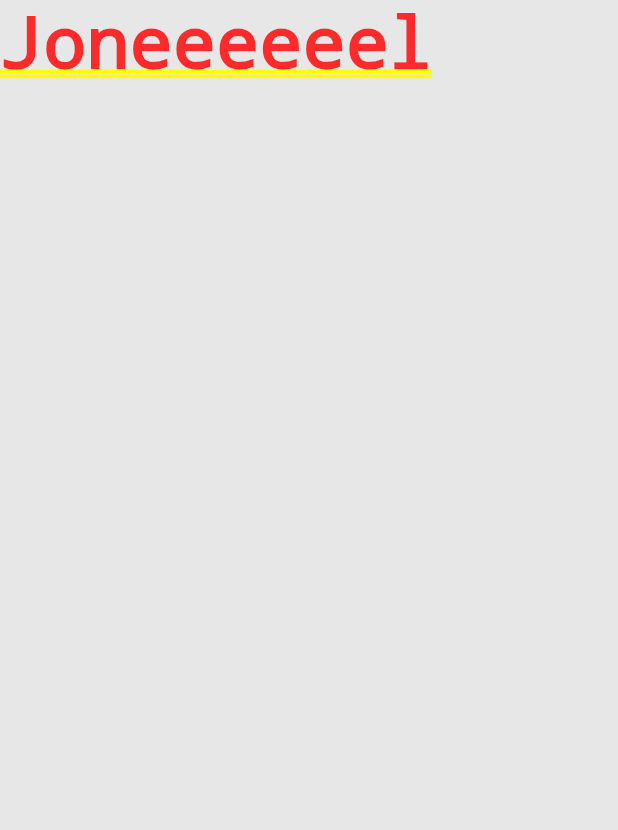
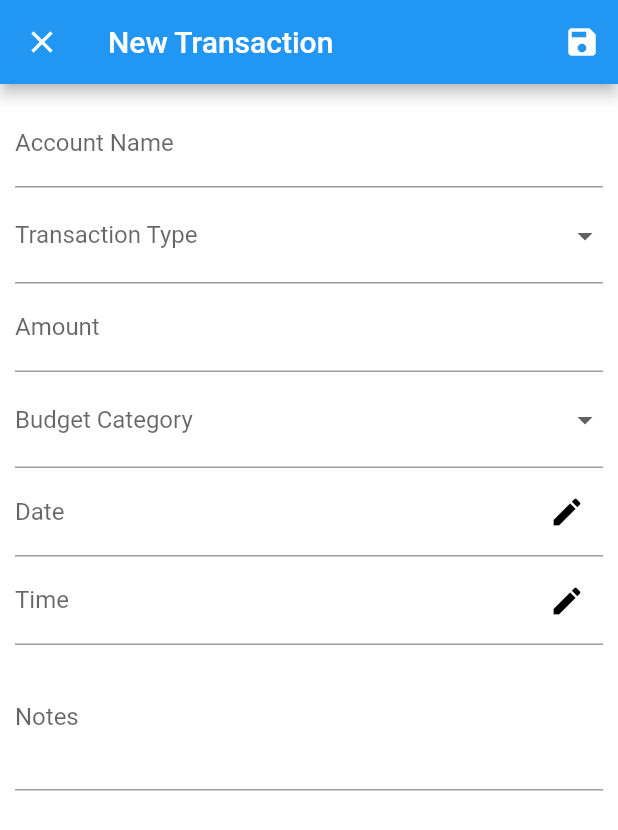
Before and after one commit to joneldominic/personal-finance-management-app, a Flutter app: the MainView screen opened by its route, scrolled down 121 dp, after a tap on "Add Transaction", on a phone screen of 412 x 824 dp. Shown: the top 830 px of the screen. Run offline on Flutter 3.47's test engine with Material 2 defaults, Android fonts, the phone set to English and light mode, and no system bars; our stand-ins replace freezed_annotation, logger, stacked, stacked_core, stacked_services; generated files the repository leaves out were written again.

Commit message:
[WIP] Added TrasactionDetails Screen

```diff
--- a/lib/app/app.dart
+++ b/lib/app/app.dart
@@ -4,6 +4,7 @@ import 'package:personal_finance_management_app/ui/views/account/account_setting
 import 'package:personal_finance_management_app/ui/views/details/details_view.dart';
 import 'package:personal_finance_management_app/ui/views/main/main_view.dart';
 import 'package:personal_finance_management_app/ui/views/startup/startup_view.dart';
+import 'package:personal_finance_management_app/ui/views/transaction/transaction_details/transaction_details_view.dart';
 import 'package:stacked/stacked_annotations.dart';
 import 'package:stacked_services/stacked_services.dart';
 
@@ -11,7 +12,8 @@ import 'package:stacked_services/stacked_services.dart';
   MaterialRoute(page: StartUpView, initial: true),
   CupertinoRoute(page: MainView),
   CupertinoRoute(page: AccountSettingsView),
-  CupertinoRoute(page: AccountDetailsView),
+  MaterialRoute(page: AccountDetailsView),
+  MaterialRoute(page: TransactionDetailsView),
   CupertinoRoute(page: DetailsView),
 ], dependencies: [
   LazySingleton(classType: NavigationService),
--- a/lib/app/app.locator.dart
+++ b/lib/app/app.locator.dart
@@ -6,7 +6,6 @@
 
 // ignore_for_file: public_member_api_docs
 
-// ignore: depend_on_referenced_packages
 import 'package:stacked_core/stacked_core.dart';
 import 'package:stacked_services/stacked_services.dart';
 
--- a/lib/app/app.router.dart
+++ b/lib/app/app.router.dart
@@ -16,18 +16,21 @@ import '../ui/views/account/account_settings/account_settings_view.dart';
 import '../ui/views/details/details_view.dart';
 import '../ui/views/main/main_view.dart';
 import '../ui/views/startup/startup_view.dart';
+import '../ui/views/transaction/transaction_details/transaction_details_view.dart';
 
 class Routes {
   static const String startUpView = '/';
   static const String mainView = '/main-view';
   static const String accountSettingsView = '/account-settings-view';
   static const String accountDetailsView = '/account-details-view';
+  static const String transactionDetailsView = '/transaction-details-view';
   static const String detailsView = '/details-view';
   static const all = <String>{
     startUpView,
     mainView,
     accountSettingsView,
     accountDetailsView,
+    transactionDetailsView,
     detailsView,
   };
 }
@@ -40,6 +43,7 @@ class StackedRouter extends RouterBase {
     RouteDef(Routes.mainView, page: MainView),
     RouteDef(Routes.accountSettingsView, page: AccountSettingsView),
     RouteDef(Routes.accountDetailsView, page: AccountDetailsView),
+    RouteDef(Routes.transactionDetailsView, page: TransactionDetailsView),
     RouteDef(Routes.detailsView, page: DetailsView),
   ];
   @override
@@ -67,10 +71,22 @@ class StackedRouter extends RouterBase {
       var args = data.getArgs<AccountDetailsViewArguments>(
         orElse: () => AccountDetailsViewArguments(),
       );
-      return CupertinoPageRoute<dynamic>(
+      return MaterialPageRoute<dynamic>(
         builder: (context) => AccountDetailsView(
           key: args.key,
           isAddAccount: args.isAddAccount,
+        ),
+        settings: data,
+      );
+    },
+    TransactionDetailsView: (data) {
+      var args = data.getArgs<TransactionDetailsViewArguments>(
+        orElse: () => TransactionDetailsViewArguments(),
+      );
+      return MaterialPageRoute<dynamic>(
+        builder: (context) => TransactionDetailsView(
+          key: args.key,
+          isAddTransaction: args.isAddTransaction,
         ),
         settings: data,
       );
@@ -99,6 +115,13 @@ class AccountDetailsViewArguments {
   final Key? key;
   final bool isAddAccount;
   AccountDetailsViewArguments({this.key, this.isAddAccount = true});
+}
+
+/// TransactionDetailsView arguments holder class
+class TransactionDetailsViewArguments {
+  final Key? key;
+  final bool isAddTransaction;
+  TransactionDetailsViewArguments({this.key, this.isAddTransaction = true});
 }
 
 /// DetailsView arguments holder class
@@ -181,6 +204,26 @@ extension NavigatorStateExtension on NavigationService {
     );
   }
 
+  Future<dynamic> navigateToTransactionDetailsView({
+    Key? key,
+    bool isAddTransaction = true,
+    int? routerId,
+    bool preventDuplicates = true,
+    Map<String, String>? parameters,
+    Widget Function(BuildContext, Animation<double>, Animation<double>, Widget)?
+        transition,
+  }) async {
+    return navigateTo(
+      Routes.transactionDetailsView,
+      arguments: TransactionDetailsViewArguments(
+          key: key, isAddTransaction: isAddTransaction),
+      id: routerId,
+      preventDuplicates: preventDuplicates,
+      parameters: parameters,
+      transition: transition,
+    );
+  }
+
   Future<dynamic> navigateToDetailsView({
     Key? key,
     String name = '',
--- a/lib/ui/views/main/main_view.dart
+++ b/lib/ui/views/main/main_view.dart
@@ -34,7 +34,7 @@ class MainView extends StatelessWidget {
               ? MainFloatingActionButton(
                   icon: const Icon(Icons.add),
                   label: "Add Transaction",
-                  onPressed: model.doSomething,
+                  onPressed: model.navigateToTransactionDetails,
                 )
               : null,
           appBar: const MainAppBar(),
--- a/lib/ui/views/main/main_viewmodel.dart
+++ b/lib/ui/views/main/main_viewmodel.dart
@@ -13,4 +13,8 @@ class MainViewModel extends IndexTrackingViewModel {
     _navigationService.navigateTo(Routes.detailsView,
         arguments: DetailsViewArguments(name: "Joneeeeeel"));
   }
+
+  void navigateToTransactionDetails() {
+    _navigationService.navigateToTransactionDetailsView();
+  }
 }
--- /dev/null
+++ b/lib/ui/views/transaction/transaction_details/transaction_details_view.dart
@@ -0,0 +1,170 @@
+import 'package:flutter/material.dart';
+import 'package:personal_finance_management_app/core/enums/account_enum.dart';
+import 'package:personal_finance_management_app/core/utils/static_item_helpers.dart';
+import 'package:personal_finance_management_app/core/utils/ui_helpers.dart';
+import 'package:personal_finance_management_app/ui/themes/custom_theme.dart';
+import 'package:personal_finance_management_app/ui/views/transaction/transaction_details/transaction_details_view.form.dart';
+import 'package:personal_finance_management_app/ui/views/transaction/transaction_details/transaction_details_viewmodel.dart';
+import 'package:stacked/stacked.dart';
+import 'package:stacked/stacked_annotations.dart';
+
+// View: Shows the UI to the user.
+// Single widgets also qualify as views
+// (for consistency in terminology) a view,
+// in this case, is not a "Page"
+// it's just a UI representation.
+
+@FormView(fields: [
+  FormTextField(initialValue: '', name: 'accountName'),
+  FormDropdownField(
+    name: 'transactionType',
+    items: transactionTypeStaticDropdownItems,
+  ),
+  FormTextField(initialValue: '', name: 'amount'),
+  FormDropdownField(
+    name: 'category',
+    items: [],
+  ),
+  FormTextField(initialValue: '', name: 'notes'),
+])
+class TransactionDetailsView extends StatelessWidget
+    with $TransactionDetailsView {
+  TransactionDetailsView({
+    Key? key,
+    this.isAddTransaction = true,
+  }) : super(key: key);
+
+  final bool isAddTransaction;
+
+  @override
+  Widget build(BuildContext context) {
+    final customTheme = Theme.of(context).extension<CustomTheme>()!;
+
+    final appBarTitle =
+        isAddTransaction ? "New Transaction" : "Transaction Details";
+    final actionButtonTooltip =
+        isAddTransaction ? "Save Transaction" : "Save Changes";
+
+    return ViewModelBuilder<TransactionDetailsViewModel>.reactive(
+      viewModelBuilder: () => TransactionDetailsViewModel(),
+      onModelReady: (model) {
+        listenToFormUpdated(model);
+        // model.initForm(
+        //   accountNameController: accountNameController,
+        //   balanceController: balanceController,
+        //   newBalanceController: newBalanceController,
+        // );
+      },
+      onDispose: (_) => disposeForm(),
+      builder: (context, model, child) => Scaffold(
+        appBar: AppBar(
+          backgroundColor: customTheme.appBarBackgroundColor,
+          title: Text(appBarTitle),
+          leading: IconButton(
+            icon: const Icon(Icons.close),
+            onPressed: model.popCurrentView,
+          ),
+          actions: <Widget>[
+            IconButton(
+              icon: const Icon(Icons.save),
+              tooltip: actionButtonTooltip,
+              onPressed: () {},
+            ),
+          ],
+        ),
+        backgroundColor: customTheme.contrastBackgroundColor,
+        body: SingleChildScrollView(
+          physics: const BouncingScrollPhysics(),
+          child: Padding(
+            padding: const EdgeInsets.fromLTRB(10, 10, 10, 50),
+            child: Column(
+              children: [
+                TextField(
+                  key: const ValueKey(AccountNameValueKey),
+                  decoration: const InputDecoration(labelText: 'Account Name'),
+                  controller: accountNameController,
+                ),
+                DropdownButtonFormField(
+                  key: const ValueKey(TransactionTypeValueKey),
+                  // value: model.currencyValue,
+                  decoration: const InputDecoration(
+                    label: Text("Transaction Type"),
+                  ),
+                  items: TransactionTypeValueToTitleMap.keys
+                      .map(
+                        (value) => DropdownMenuItem<String>(
+                          key: ValueKey('$value key'),
+                          value: value,
+                          child: Text(TransactionTypeValueToTitleMap[value]!),
+                        ),
+                      )
+                      .toList(),
+                  onChanged: (String? value) {},
+                ),
+                TextField(
+                  key: const ValueKey(AmountValueKey),
+                  decoration: const InputDecoration(labelText: "Amount"),
+                  controller: amountController,
+                  keyboardType: TextInputType
+                      .number, // TODO: Improve filter (don't allow multiple period); Improve formatting with comma
+                ),
+                DropdownButtonFormField(
+                  key: const ValueKey(CategoryValueKey),
+                  // value: model.currencyValue,
+                  decoration: const InputDecoration(
+                    label: Text("Budget Category"),
+                  ),
+                  items: TransactionTypeValueToTitleMap.keys
+                      .map(
+                        // TODO: Fetch from dummy category list
+                        (value) => DropdownMenuItem<String>(
+                          key: ValueKey('$value key'),
+                          value: value,
+                          child: Text(TransactionTypeValueToTitleMap[value]!),
+                        ),
+                      )
+                      .toList(),
+                  onChanged: (String? value) {},
+                ),
+                TextField(
+                  readOnly: true,
+                  key: const ValueKey("date"),
+                  controller: model.dateController,
+                  decoration: InputDecoration(
+                    labelText: 'Date',
+                    suffixIcon: IconButton(
+                      icon: const Icon(Icons.edit),
+                      color: customTheme.primaryTextColor,
+                      onPressed: () => model.setTransactionDate(context),
+                    ),
+                  ),
+                ),
+                TextField(
+                  readOnly: true,
+                  key: const ValueKey("time"),
+                  controller: model.timeController,
+                  decoration: InputDecoration(
+                    labelText: 'Time',
+                    suffixIcon: IconButton(
+                      icon: const Icon(Icons.edit),
+                      color: customTheme.primaryTextColor,
+                      onPressed: () => model.setTransactionTime(context),
+                    ),
+                  ),
+                ),
+                TextField(
+                  key: const ValueKey(NotesValueKey),
+                  decoration: const InputDecoration(labelText: 'Notes'),
+                  controller: notesController,
+                  keyboardType: TextInputType.multiline,
+                  minLines: 3,
+                  maxLines: 5,
+                ),
+              ],
+            ),
+          ),
+        ),
+      ),
+    );
+  }
+}
```
Also changed, not shown: lib/core/utils/static_item_helpers.dart (+15 -0 lines), lib/ui/views/transaction/transaction_details/transaction_details_view.form.dart (added, +192 -0 lines), lib/ui/views/transaction/transaction_details/transaction_details_viewmodel.dart (added, +109 -0 lines).
